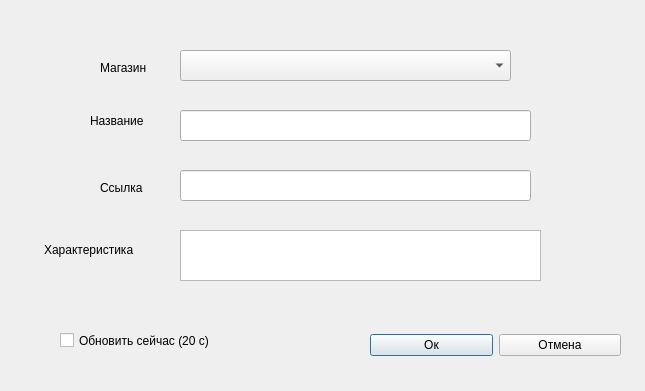
Old version of the form blade/add_product.ui in the repository NikName2021/Discount_project.
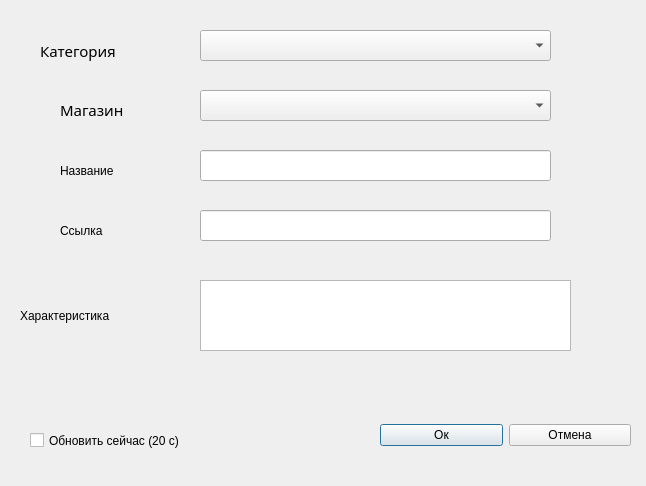
New version of the form.

```diff
--- a/blade/add_product.ui
+++ b/blade/add_product.ui
@@ -6,18 +6,21 @@
    <rect>
     <x>0</x>
     <y>0</y>
-    <width>645</width>
-    <height>391</height>
+    <width>646</width>
+    <height>486</height>
    </rect>
   </property>
   <property name="windowTitle">
    <string>Dialog</string>
   </property>
+  <property name="styleSheet">
+   <string notr="true"/>
+  </property>
   <widget class="QLineEdit" name="lineEdit">
    <property name="geometry">
     <rect>
-     <x>180</x>
-     <y>110</y>
+     <x>200</x>
+     <y>150</y>
      <width>351</width>
      <height>31</height>
     </rect>
@@ -26,8 +29,8 @@
   <widget class="QLineEdit" name="lineEdit_2">
    <property name="geometry">
     <rect>
-     <x>180</x>
-     <y>170</y>
+     <x>200</x>
+     <y>210</y>
      <width>351</width>
      <height>31</height>
     </rect>
@@ -36,12 +39,15 @@
   <widget class="QLabel" name="label">
    <property name="geometry">
     <rect>
-     <x>90</x>
-     <y>110</y>
-     <width>71</width>
+     <x>60</x>
+     <y>160</y>
+     <width>101</width>
      <height>21</height>
     </rect>
    </property>
+   <property name="styleSheet">
+    <string notr="true">font: 11pt &quot;Segoe Print&quot;;</string>
+   </property>
    <property name="text">
     <string>Название</string>
    </property>
@@ -49,12 +55,16 @@
   <widget class="QLabel" name="label_2">
    <property name="geometry">
     <rect>
-     <x>100</x>
-     <y>180</y>
-     <width>55</width>
-     <height>16</height>
+     <x>60</x>
+     <y>220</y>
+     <width>91</width>
+     <height>21</height>
     </rect>
    </property>
+   <property name="styleSheet">
+    <string notr="true">font: 11pt &quot;Segoe Print&quot;;
+</string>
+   </property>
    <property name="text">
     <string>Ссылка</string>
    </property>
@@ -62,8 +72,8 @@
   <widget class="QWidget" name="horizontalLayoutWidget">
    <property name="geometry">
     <rect>
-     <x>370</x>
-     <y>310</y>
+     <x>380</x>
+     <y>400</y>
      <width>251</width>
      <height>71</height>
     </rect>
@@ -71,6 +81,9 @@
    <layout class="QHBoxLayout" name="horizontalLayout">
     <item>
      <widget class="QPushButton" name="pushButton">
+      <property name="styleSheet">
+       <string notr="true">font: 9pt &quot;Segoe Print&quot;;</string>
+      </property>
       <property name="text">
        <string>Ок</string>
       </property>
@@ -78,6 +91,9 @@
     </item>
     <item>
      <widget class="QPushButton" name="pushButton_2">
+      <property name="styleSheet">
+       <string notr="true">font: 9pt &quot;Segoe Print&quot;;</string>
+      </property>
       <property name="text">
        <string>Отмена</string>
       </property>
@@ -88,17 +104,24 @@
   <widget class="QLabel" name="label_3">
    <property name="geometry">
     <rect>
-     <x>10</x>
-     <y>280</y>
-     <width>281</width>
+     <x>40</x>
+     <y>370</y>
+     <width>291</width>
      <height>31</height>
     </rect>
    </property>
    <property name="font">
     <font>
-     <pointsize>12</pointsize>
+     <family>Segoe Print</family>
+     <pointsize>9</pointsize>
+     <weight>9</weight>
+     <italic>false</italic>
+     <bold>false</bold>
     </font>
    </property>
+   <property name="styleSheet">
+    <string notr="true">font: 75 9pt &quot;Segoe Print&quot;;</string>
+   </property>
    <property name="text">
     <string/>
    </property>
@@ -106,22 +129,33 @@
   <widget class="QComboBox" name="comboBox">
    <property name="geometry">
     <rect>
-     <x>180</x>
-     <y>50</y>
-     <width>331</width>
+     <x>200</x>
+     <y>90</y>
+     <width>351</width>
      <height>31</height>
     </rect>
    </property>
+   <property name="font">
+    <font>
+     <pointsize>10</pointsize>
+    </font>
+   </property>
   </widget>
   <widget class="QLabel" name="label_4">
    <property name="geometry">
     <rect>
-     <x>100</x>
-     <y>60</y>
-     <width>55</width>
-     <height>16</height>
+     <x>60</x>
+     <y>100</y>
+     <width>101</width>
+     <height>20</height>
     </rect>
    </property>
+   <property name="font">
+    <font>
+     <family>Segoe Print</family>
+     <pointsize>11</pointsize>
+    </font>
+   </property>
    <property name="text">
     <string>Магазин</string>
    </property>
@@ -129,12 +163,16 @@
   <widget class="QLabel" name="label_5">
    <property name="geometry">
     <rect>
-     <x>44</x>
-     <y>240</y>
-     <width>101</width>
-     <height>20</height>
+     <x>20</x>
+     <y>300</y>
+     <width>161</width>
+     <height>31</height>
     </rect>
    </property>
+   <property name="styleSheet">
+    <string notr="true">font: 10pt &quot;Segoe Print&quot;;
+</string>
+   </property>
    <property name="text">
     <string>Характеристика</string>
    </property>
@@ -142,12 +180,15 @@
   <widget class="QCheckBox" name="checkBox">
    <property name="geometry">
     <rect>
-     <x>60</x>
-     <y>330</y>
+     <x>30</x>
+     <y>430</y>
      <width>231</width>
      <height>21</height>
     </rect>
    </property>
+   <property name="styleSheet">
+    <string notr="true">font: 9pt &quot;Segoe Print&quot;;</string>
+   </property>
    <property name="text">
     <string>Обновить сейчас (20 с)</string>
    </property>
@@ -155,13 +196,47 @@
   <widget class="QTextEdit" name="textEdit">
    <property name="geometry">
     <rect>
-     <x>180</x>
-     <y>230</y>
-     <width>361</width>
-     <height>51</height>
+     <x>200</x>
+     <y>280</y>
+     <width>371</width>
+     <height>71</height>
     </rect>
    </property>
   </widget>
+  <widget class="QComboBox" name="comboBox_2">
+   <property name="geometry">
+    <rect>
+     <x>200</x>
+     <y>30</y>
+     <width>351</width>
+     <height>31</height>
+    </rect>
+   </property>
+   <property name="font">
+    <font>
+     <pointsize>10</pointsize>
+    </font>
+   </property>
+  </widget>
+  <widget class="QLabel" name="label_6">
+   <property name="geometry">
+    <rect>
+     <x>40</x>
+     <y>40</y>
+     <width>121</width>
+     <height>21</height>
+    </rect>
+   </property>
+   <property name="font">
+    <font>
+     <family>Segoe Print</family>
+     <pointsize>11</pointsize>
+    </font>
+   </property>
+   <property name="text">
+    <string>Категория</string>
+   </property>
+  </widget>
  </widget>
  <resources/>
  <connections/>
```
